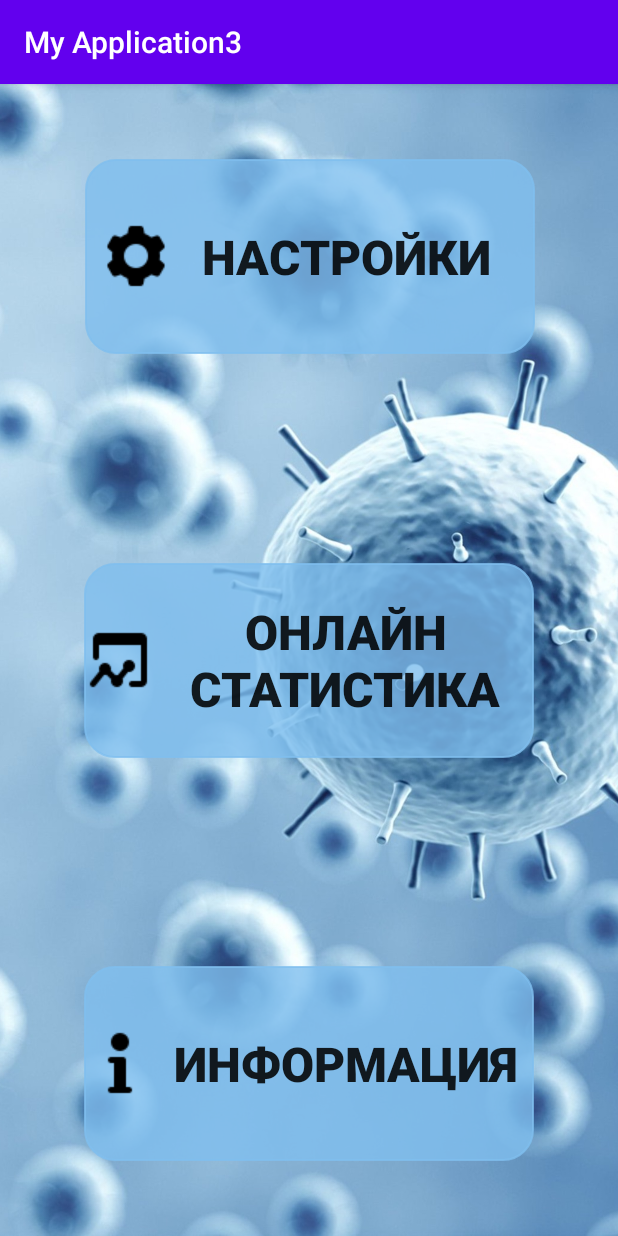
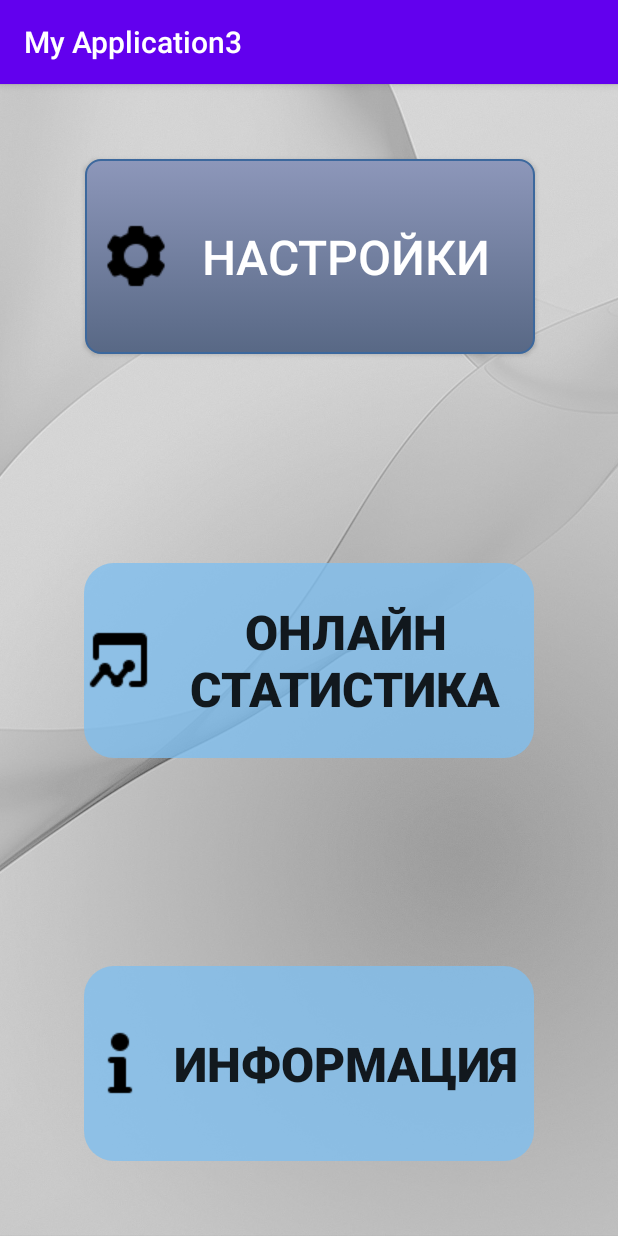
Before and after one commit to olli2017/CoronaNotification, an Android app: the screen it shows after launch (MainActivity), on a phone screen of 412 x 824 dp. Run offline under Robolectric (Android 15) with nearby library versions, the phone set to English and light mode, and no system bars.

Commit message:
test new button

```diff
--- a/MyApplication3/app/build.gradle
+++ b/MyApplication3/app/build.gradle
@@ -6,7 +6,7 @@ android {
 
     defaultConfig {
         applicationId "com.example.myapplication3"
-        minSdkVersion 21
+        minSdkVersion 28
         targetSdkVersion 29
         versionCode 1
         versionName "1.0"
--- a/MyApplication3/app/src/main/res/drawable/bg_rounded.xml
+++ b/MyApplication3/app/src/main/res/drawable/bg_rounded.xml
@@ -1,7 +1,4 @@
 <shape xmlns:android="http://schemas.android.com/apk/res/android">
-    <stroke
-        android:width="1dp"
-        android:color="#000000" />
 
     <corners
         android:radius="20dp" />
--- /dev/null
+++ b/MyApplication3/app/src/main/res/drawable/mybutton.xml
@@ -0,0 +1,24 @@
+<?xml version="1.0" encoding="utf-8"?>
+<selector xmlns:android="http://schemas.android.com/apk/res/android">
+    <item android:state_pressed="true" >
+        <shape android:shape="rectangle" >
+            <corners android:radius="10dip" />
+            <stroke android:width="1dip" android:color="#1859DA" />
+            <gradient android:angle="-90" android:startColor="#343C59" android:endColor="#335F9A" />
+        </shape>
+    </item>
+    <item android:state_focused="true">
+        <shape android:shape="rectangle" >
+            <corners android:radius="10dip" />
+            <stroke android:width="1dip" android:color="#3D70D5" />
+            <solid android:color="#3567AD"/>
+        </shape>
+    </item>
+    <item >
+        <shape android:shape="rectangle" >
+            <corners android:radius="10dip" />
+            <stroke android:width="1dip" android:color="#3C689D" />
+            <gradient android:angle="-90" android:startColor="#8D97BA" android:endColor="#586885" />
+        </shape>
+    </item>
+</selector>
--- a/MyApplication3/app/src/main/res/layout/activity_main.xml
+++ b/MyApplication3/app/src/main/res/layout/activity_main.xml
@@ -9,22 +9,21 @@
     <ImageView
         android:layout_width="match_parent"
         android:layout_height="match_parent"
-        android:src="@drawable/cor4"
+        android:src="@drawable/statistic_background"
         android:scaleType="centerCrop"/>
-    <Button style="@style/Widget.AppCompat.Button"
+    <Button
         android:id="@+id/setting_button"
         android:layout_width="300dp"
         android:layout_height="130dp"
         android:layout_marginTop="50dp"
-        android:background="@drawable/bg_rounded"
-        android:backgroundTint="#CA80BFEF"
+        android:background="@drawable/mybutton"
         android:drawableStart="@drawable/settings"
+        android:textColor="@color/cardview_light_background"
         android:gravity="center"
         android:onClick="displayNotificationSettings"
         android:padding="10dp"
         android:text="@string/setting"
         android:textSize="32sp"
-        android:textStyle="bold"
         app:layout_constraintEnd_toEndOf="parent"
         app:layout_constraintHorizontal_bias="0.504"
         app:layout_constraintStart_toStartOf="parent"
```
Also changed, not shown: MyApplication3/app/src/main/res/drawable/paper.jpg (added), 1 other file.
